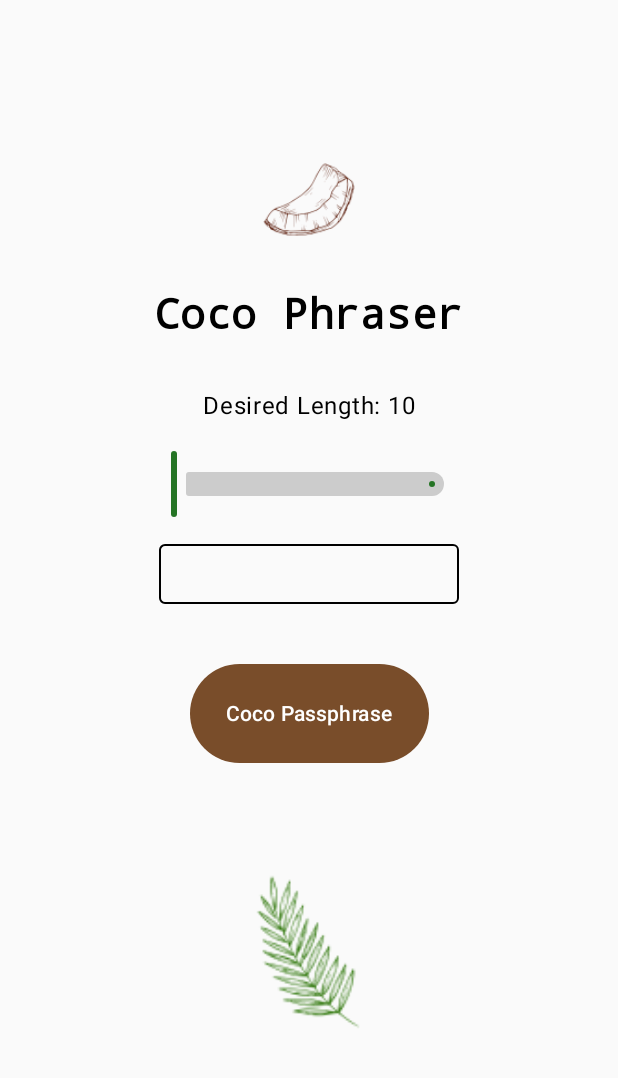
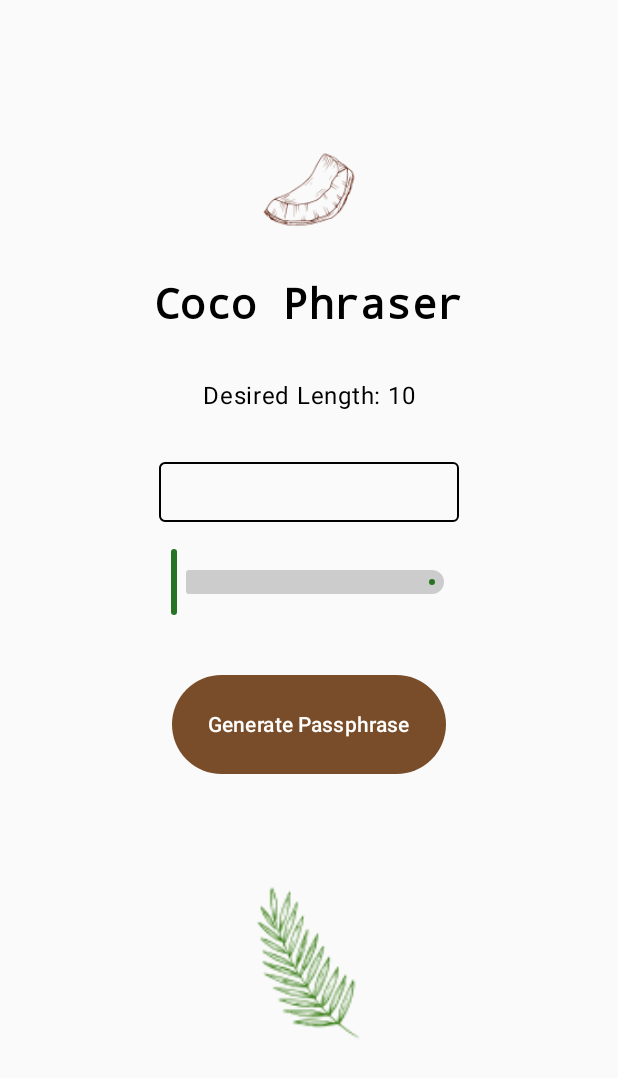
Before and after one commit to hispanicdevian/CocoPhraser, an Android app built with Jetpack Compose: the screen it shows after launch (MainActivity), on a phone screen of 412 x 824 dp. Shown: the top 1078 px of the screen. Run offline under Robolectric (Android 15) with nearby library versions, the phone set to English and light mode, and no system bars; 1 statement that could not run was skipped.

Commit message:
changed arrangement for better ergonomic

```diff
--- a/app/src/main/java/com/example/cocophraser/CocoPhraserScreen.kt
+++ b/app/src/main/java/com/example/cocophraser/CocoPhraserScreen.kt
@@ -107,26 +107,7 @@ fun CocoPhraserScreen() {
 
             Text("Desired Length: ${desiredPasswordLength.toInt()}", fontSize = 16.sp)
 
-            Spacer(modifier = Modifier.padding(4.dp))
-
-            // Slider for specifying the password length
-            Slider(
-                value = desiredPasswordLength,
-                onValueChange = {
-                    desiredPasswordLength = it
-                },
-                valueRange = 10f..16f, // Adjust the range as needed
-                steps = 0.1f.toInt(), // The step size
-                modifier = Modifier.width(200.dp).padding(8.dp),
-                colors = SliderDefaults.colors(
-                    activeTickColor = Color.Transparent,
-                    inactiveTickColor = Color.Transparent,
-                    inactiveTrackColor = Color.LightGray,
-                    activeTrackColor = CocoGreen,
-                    thumbColor = CocoGreen
-                )
-            )
-            Spacer(modifier = Modifier.padding(4.dp))
+            Spacer(modifier = Modifier.padding(16.dp))
 
             Box(
                 modifier = Modifier
@@ -147,7 +128,27 @@ fun CocoPhraserScreen() {
                 )
             }
 
-            Spacer(modifier = Modifier.height(40.dp))
+            Spacer(modifier = Modifier.padding(4.dp))
+
+            // Slider for specifying the password length
+            Slider(
+                value = desiredPasswordLength,
+                onValueChange = {
+                    desiredPasswordLength = it
+                },
+                valueRange = 10f..16f, // Adjust the range as needed
+                steps = 0.1f.toInt(), // The step size
+                modifier = Modifier.width(200.dp).padding(8.dp),
+                colors = SliderDefaults.colors(
+                    activeTickColor = Color.Transparent,
+                    inactiveTickColor = Color.Transparent,
+                    inactiveTrackColor = Color.LightGray,
+                    activeTrackColor = CocoGreen,
+                    thumbColor = CocoGreen
+                )
+            )
+
+            Spacer(modifier = Modifier.height(30.dp))
 
             Button( colors = ButtonDefaults.buttonColors(CocoBrown), onClick = {
                 CoroutineScope(Dispatchers.Default).launch {
@@ -158,7 +159,7 @@ fun CocoPhraserScreen() {
             ) {
                 Spacer(modifier = Modifier.height(50.dp))
 
-                Text("Coco Passphrase")
+                Text("Generate Passphrase")
             }
 
             Spacer(modifier = Modifier.padding(bottom = 26.dp))
```
